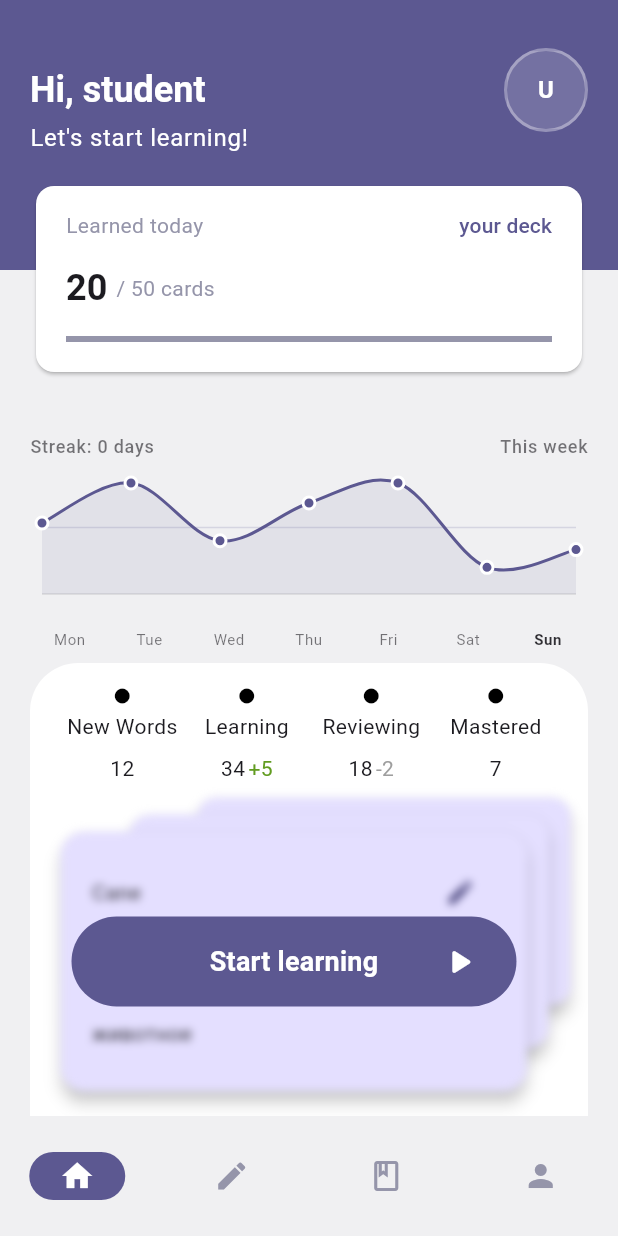
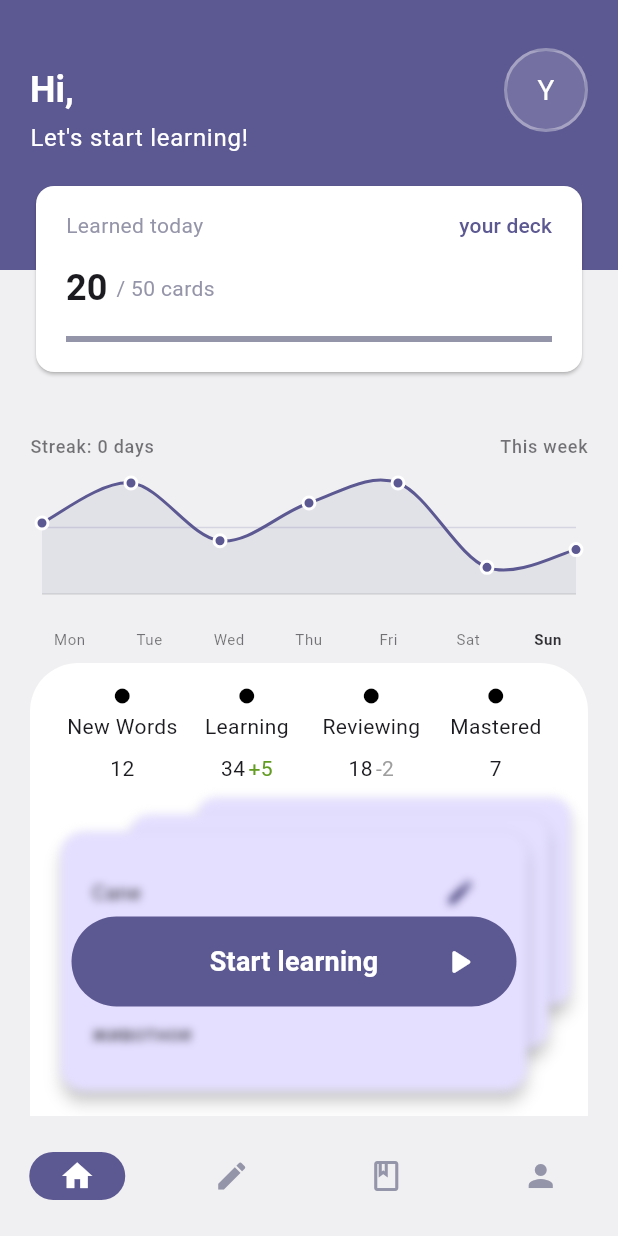
Before and after one commit to Alex-Yu21/flashcards_v2, a Flutter app: the screen it shows once a user with an empty profile is signed in, on a phone screen of 412 x 824 dp. Run offline on Flutter 3.47's test engine with Material 3 defaults, Android fonts, the phone set to English and light mode, and no system bars; drawn by our look-alikes of flutter_card_swiper; our stand-ins replace firebase_auth, firebase_core, flutter_riverpod, go_router, google_sign_in; accounts and stored records are empty; generated files the repository leaves out were written again.

Commit message:
feat(learning): add user name and photo from google on home screen

```diff
--- a/lib/features/learning/presentation/views/home_view.dart
+++ b/lib/features/learning/presentation/views/home_view.dart
@@ -1,9 +1,11 @@
 import 'package:flashcards_v2/app/navigation/destinations.dart';
+import 'package:flashcards_v2/features/auth/presentation/providers/auth_providers.dart';
 import 'package:flashcards_v2/features/learning/domain/entities/flashcarde.dart';
 import 'package:flashcards_v2/features/learning/presentation/widgets/dot_status_widget.dart';
 import 'package:flashcards_v2/features/learning/presentation/widgets/start_learning_deck_widget.dart';
 import 'package:flashcards_v2/features/learning/presentation/widgets/streak_widget.dart';
 import 'package:flutter/material.dart';
+import 'package:flutter_riverpod/flutter_riverpod.dart';
 import 'package:go_router/go_router.dart';
 
 const double kPad = 20;
@@ -25,14 +27,12 @@ const double kDeckWidthFactor = 0.90;
 const double kAvatarSize = 56;
 const double kAvatarBorderWidth = 2;
 
-class HomeView extends StatelessWidget {
-  const HomeView({super.key, this.avatarImage, this.avatarInitials});
-
-  final ImageProvider? avatarImage;
-  final String? avatarInitials;
+class HomeView extends ConsumerWidget {
+  const HomeView({super.key});
 
   @override
-  Widget build(BuildContext context) {
+  Widget build(BuildContext context, WidgetRef ref) {
+    final session = ref.watch(authControllerProvider);
     final theme = Theme.of(context);
     final cs = theme.colorScheme;
 
@@ -72,7 +72,12 @@ class HomeView extends StatelessWidget {
                         mainAxisAlignment: MainAxisAlignment.center,
                         crossAxisAlignment: CrossAxisAlignment.start,
                         children: [
-                          Text('Hi, student', style: titleStyle),
+                          Text(
+                            session.displayName != null
+                                ? 'Hi, ${session.displayName}'
+                                : 'Hi, student',
+                            style: titleStyle,
+                          ),
                           const SizedBox(height: 4),
                           Text("Let's start learning!", style: subtitleStyle),
                           const SizedBox(height: kHeaderTitleBottomGap),
@@ -87,12 +92,10 @@ class HomeView extends StatelessWidget {
                     child: _Avatar(
                       size: kAvatarSize,
                       borderWidth: kAvatarBorderWidth,
-                      image: avatarImage,
-                      initials: avatarInitials,
+                      image: session.photoUrl,
                     ),
                   ),
 
-                  //
                   Positioned(
                     top: kCardTopOffset,
                     left: kPad,
@@ -161,32 +164,16 @@ class HomeView extends StatelessWidget {
 }
 
 class _Avatar extends StatelessWidget {
-  const _Avatar({
-    required this.size,
-    required this.borderWidth,
-    this.image,
-    this.initials,
-  });
+  const _Avatar({required this.size, required this.borderWidth, this.image});
 
   final double size;
   final double borderWidth;
-  final ImageProvider? image;
-  final String? initials;
-
+  final String? image;
+  // final String? initials;
   @override
   Widget build(BuildContext context) {
     final borderColor = Colors.white.withValues(alpha: 0.35);
     final bgFallback = Colors.white.withValues(alpha: 0.15);
-    final label = (initials ?? 'U').trim().toUpperCase();
-    final display = label.isEmpty
-        ? 'U'
-        : (label.length > 2 ? label.substring(0, 2) : label);
-
-    final initialsStyle = Theme.of(context).textTheme.titleMedium?.copyWith(
-      color: Colors.white,
-      fontWeight: FontWeight.w600,
-      letterSpacing: 0.2,
-    );
 
     return Container(
       width: size,
@@ -197,10 +184,18 @@ class _Avatar extends StatelessWidget {
       ),
       clipBehavior: Clip.antiAlias,
       child: image != null
-          ? Image(image: image!, fit: BoxFit.cover)
+          ? Image.network(image!, fit: BoxFit.cover)
           : ColoredBox(
               color: bgFallback,
-              child: Center(child: Text(display, style: initialsStyle)),
+              child: Center(
+                child: Text(
+                  'Y',
+                  style: TextStyle(
+                    fontSize: size / 3,
+                    color: Theme.of(context).colorScheme.onPrimary,
+                  ),
+                ),
+              ),
             ),
     );
   }
```
